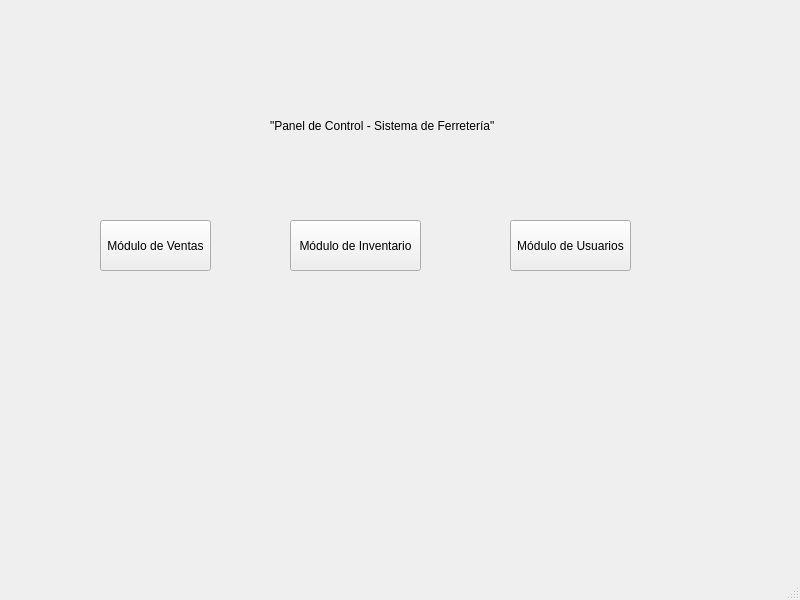
This is menu_principal.ui in yahirrev/Proyecto_Software as Qt 5 draws it before an edit. The edited form follows.
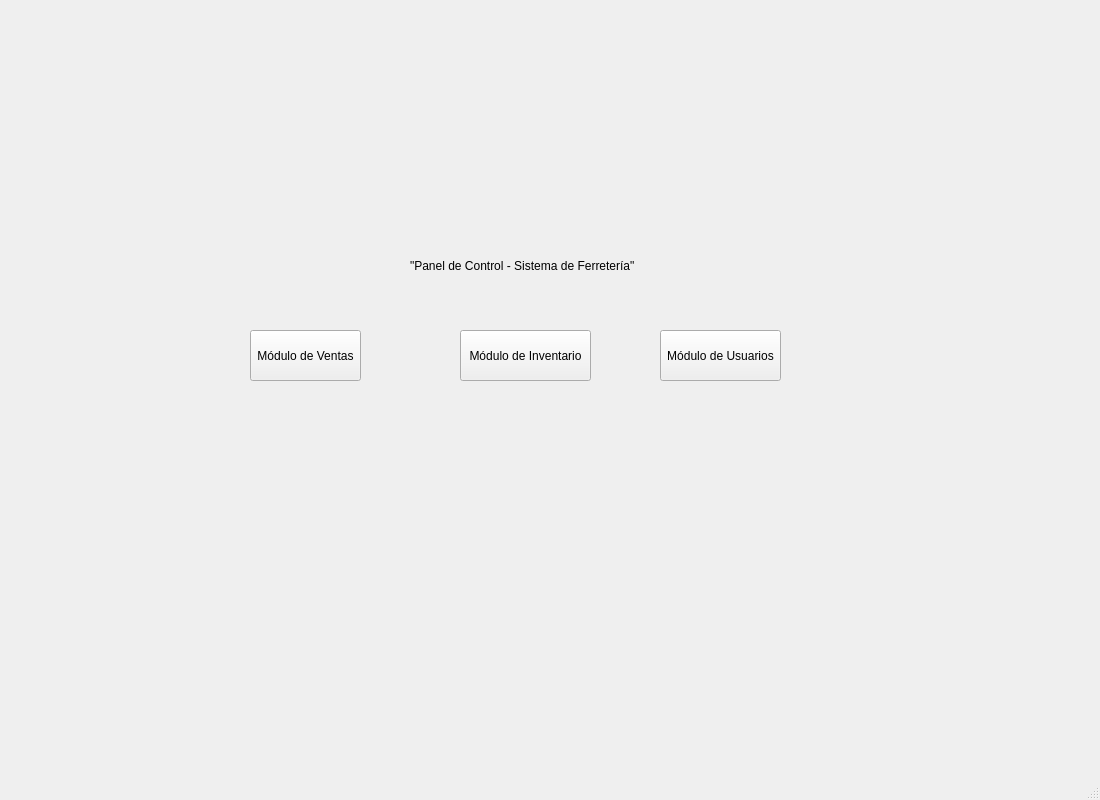
This is the edited form.

Diff of the .ui file:
```diff
--- a/menu_principal.ui
+++ b/menu_principal.ui
@@ -6,8 +6,8 @@
    <rect>
     <x>0</x>
     <y>0</y>
-    <width>800</width>
-    <height>600</height>
+    <width>1100</width>
+    <height>800</height>
    </rect>
   </property>
   <property name="windowTitle">
@@ -17,8 +17,8 @@
    <widget class="QPushButton" name="btn_modulo_ventas">
     <property name="geometry">
      <rect>
-      <x>100</x>
-      <y>220</y>
+      <x>250</x>
+      <y>330</y>
       <width>111</width>
       <height>51</height>
      </rect>
@@ -30,8 +30,8 @@
    <widget class="QPushButton" name="btn_modulo_inventario">
     <property name="geometry">
      <rect>
-      <x>290</x>
-      <y>220</y>
+      <x>460</x>
+      <y>330</y>
       <width>131</width>
       <height>51</height>
      </rect>
@@ -43,8 +43,8 @@
    <widget class="QPushButton" name="btn_modulo_usuarios">
     <property name="geometry">
      <rect>
-      <x>510</x>
-      <y>220</y>
+      <x>660</x>
+      <y>330</y>
       <width>121</width>
       <height>51</height>
      </rect>
@@ -56,8 +56,8 @@
    <widget class="QLabel" name="label">
     <property name="geometry">
      <rect>
-      <x>270</x>
-      <y>110</y>
+      <x>410</x>
+      <y>250</y>
       <width>281</width>
       <height>31</height>
      </rect>
```
Left out of the diff: 2 changed lines with no effect on the pictures.
